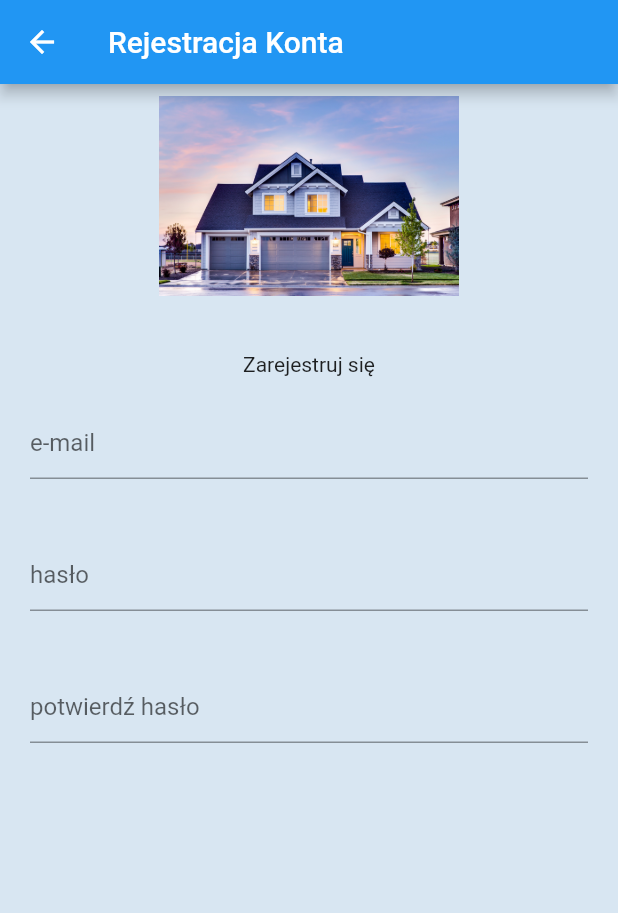
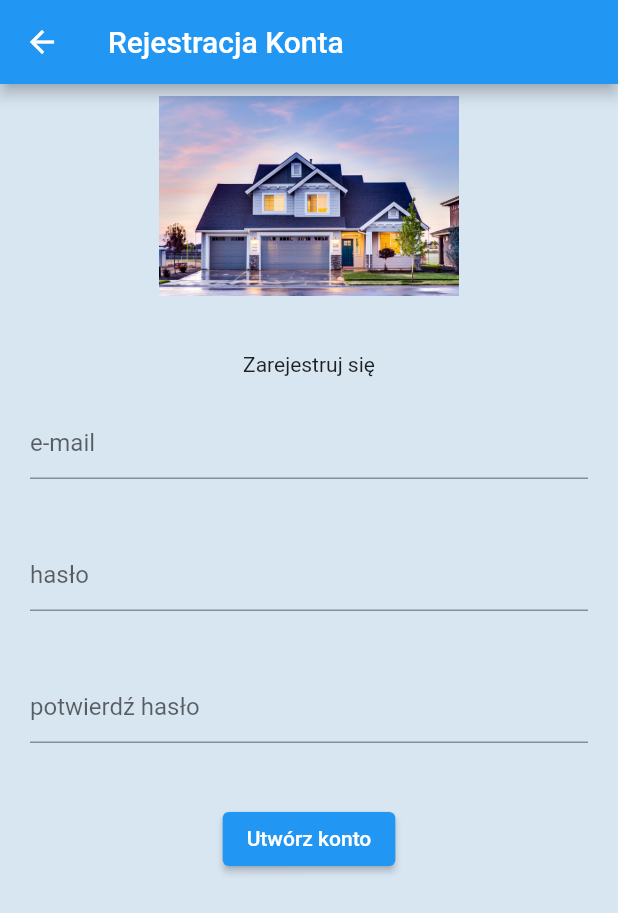
Before and after one commit to marcinplinta/moja_budowa, a Flutter app: the RegistPage screen opened directly, on a phone screen of 412 x 824 dp. Shown: the top 913 px of the screen. Run offline on Flutter 3.47's test engine with Material 2 defaults, Android fonts, the phone set to English and light mode, and no system bars; our stand-ins replace device_preview, firebase_auth, firebase_core, google_fonts; accounts and stored records are empty.

Commit message:
Add elevetedbutton to regist_page

```diff
--- a/lib/app/regist/regist_page.dart
+++ b/lib/app/regist/regist_page.dart
@@ -1,4 +1,5 @@
 import 'package:flutter/material.dart';
+import 'package:moja_budowa/app/start/start_page.dart';
 
 class RegistPage extends StatelessWidget {
   const RegistPage({
@@ -14,37 +15,47 @@ class RegistPage extends StatelessWidget {
         backgroundColor: const Color.fromARGB(235, 213, 228, 241),
         body: Center(
           child: (Column(
-            children: const [
-              Padding(
+            children: [
+              const Padding(
                 padding: EdgeInsets.all(8.0),
                 child: Image(
                   image: AssetImage('images/domek.jpg'),
                   width: 200,
                 ),
               ),
-              SizedBox(height: 30),
-              Text('Zarejestruj się'),
-              Padding(
+              const SizedBox(height: 30),
+              const Text('Zarejestruj się'),
+              const Padding(
                 padding: EdgeInsets.all(20.0),
                 child: TextField(
                   decoration: InputDecoration(hintText: 'e-mail'),
                 ),
               ),
-              Padding(
+              const Padding(
                 padding: EdgeInsets.all(20.0),
                 child: TextField(
                   obscureText: true,
                   decoration: InputDecoration(hintText: 'hasło'),
                 ),
               ),
-              Padding(
+              const Padding(
                 padding: EdgeInsets.all(20.0),
                 child: TextField(
                   obscureText: true,
                   decoration: InputDecoration(hintText: 'potwierdź hasło'),
                 ),
               ),
-              SizedBox(height: 20),
+              const SizedBox(height: 20),
+              ElevatedButton(
+                child: const Text('Utwórz konto'),
+                onPressed: () {
+                  Navigator.of(context).push(
+                    MaterialPageRoute(
+                      builder: (_) => const StartPage(),
+                    ),
+                  );
+                },
+              ),
             ],
           )),
         ));
```
